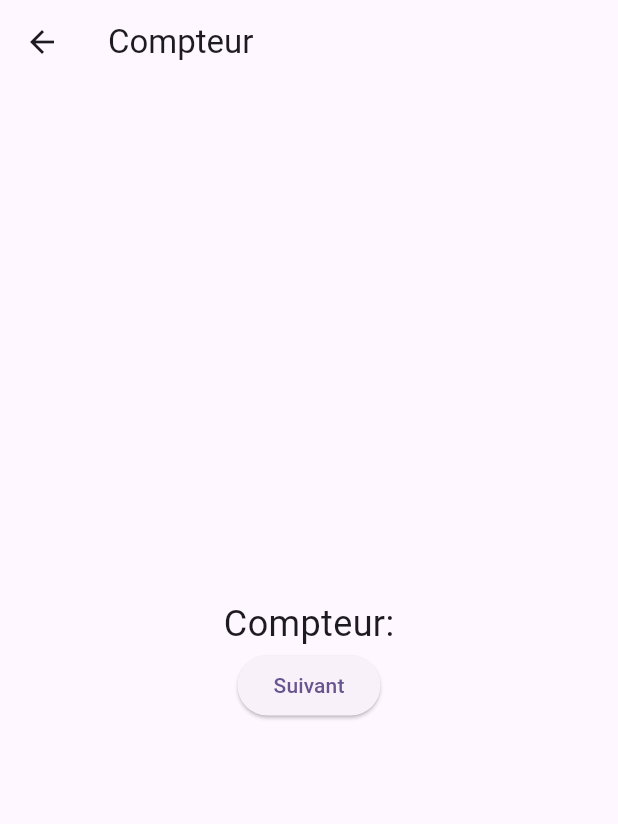
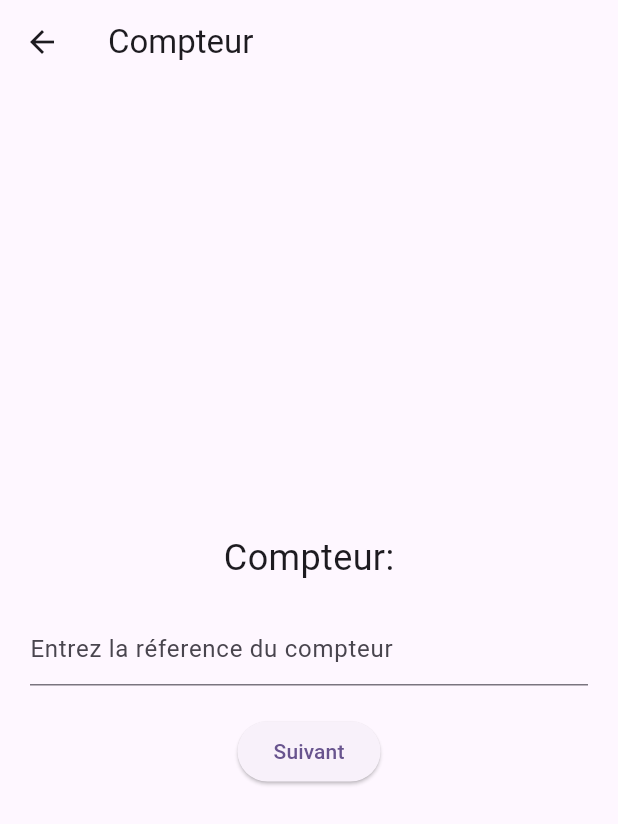
Before and after one commit to Amirtouat/app-mob, a Flutter app: the CounterScreen screen opened by its route, on a phone screen of 412 x 824 dp. Shown: the top 824 px of the screen. Run offline on Flutter 3.47's test engine with Material 3 defaults, Android fonts, the light colour scheme and no system bars; our stand-ins replace firebase_auth, firebase_core; accounts and stored records are empty.

Commit message:
my update

```diff
--- a/lib/counter_screen.dart
+++ b/lib/counter_screen.dart
@@ -1,7 +1,11 @@
 import 'package:firebase_auth/firebase_auth.dart';
 import 'package:flutter/material.dart';
+import 'package:gestion_suivi/display_screen.dart';
+class CounterScreen extends StatelessWidget {
+   final TextEditingController _controller = TextEditingController();
+    final TextEditingController _ancienIndexController = TextEditingController();
+  final TextEditingController _nouveauIndexController = TextEditingController();
 
-class CounterScreen extends StatelessWidget {
   @override
   Widget build(BuildContext context) {
     return Scaffold(
@@ -16,12 +20,29 @@ class CounterScreen extends StatelessWidget {
               'Compteur:',
               style: TextStyle(fontSize: 24.0),
             ),
+             Padding(
+              padding: EdgeInsets.all(20.0),
+              child: TextField(
+                controller: _controller,
+                decoration: InputDecoration(
+                  hintText: 'Entrez la réference du compteur',
+                ),
+              ),
+            ),
             ElevatedButton(
               onPressed: () {
                 FirebaseAuth.instance;
+                String compteur = _controller.text;
+                String ancienIndex = _ancienIndexController.text;
+                String nouveauIndex = _nouveauIndexController.text;
+                 Navigator.push(
+                    context,
+                    MaterialPageRoute(builder: (context) => DisplayScreen( compteur, ancienIndex: ancienIndex,nouveauIndex: nouveauIndex,)),
+
+                  );
+
               },
               child: Text('Suivant'),
-              // Ajoutez ici votre logique de compteur
             ),
           ],
         ),
--- a/lib/display_screen.dart
+++ b/lib/display_screen.dart
@@ -1,6 +1,13 @@
 import 'package:flutter/material.dart';
+import 'package:firebase_auth/firebase_auth.dart';
 
 class DisplayScreen extends StatelessWidget {
+   final String compteur;
+  final String ancienIndex;
+  final String nouveauIndex;
+
+  DisplayScreen(this.compteur, {this.ancienIndex = '', this.nouveauIndex = ''});
+
   @override
   Widget build(BuildContext context) {
     return Scaffold(
@@ -11,6 +18,10 @@ class DisplayScreen extends StatelessWidget {
         child: Column(
           mainAxisAlignment: MainAxisAlignment.center,
           children: <Widget>[
+             Text(
+              'Numéro du compteur:',
+              style: TextStyle(fontSize: 24.0),
+            ),
             Text(
               'Ancien index:',
               style: TextStyle(fontSize: 18.0),
@@ -21,8 +32,8 @@ class DisplayScreen extends StatelessWidget {
             ),
             ElevatedButton(
               onPressed: () {
-                // Ajoutez ici la logique pour importer les données
-              },
+                FirebaseAuth.instance;
+                            },
               child: Text('Importer'),
             ),
           ],
--- a/lib/main.dart
+++ b/lib/main.dart
@@ -25,7 +25,7 @@ class MyApp extends StatelessWidget {
       routes: {
         '/': (context) => LoginScreen(),
         '/counter': (context) => CounterScreen(),
-        '/display': (context) => DisplayScreen(),
+        '/display': (context) => DisplayScreen('ancienIndex , nouveauIndex'),
       },
       theme: ThemeData(
         colorScheme: ColorScheme.fromSeed(seedColor: Colors.deepPurple),
--- a/pubspec.yaml
+++ b/pubspec.yaml
@@ -12,7 +12,7 @@ environment:
 dependencies:
   flutter:
     sdk: flutter
-  firebase_core: ^1.11.0
+  firebase_core: ^1.30.4
   firebase_auth: 3.11.2
 
 
```
Also changed, not shown: lib/login.dart (+14 -3 lines).
